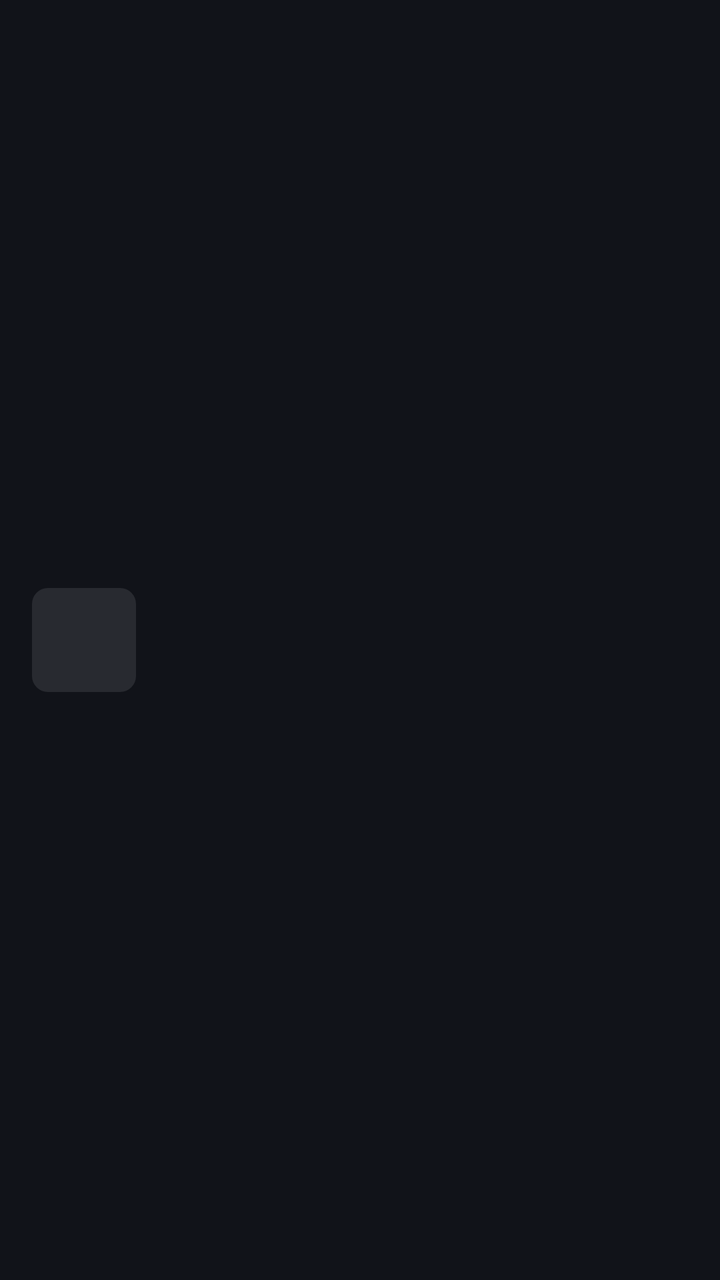
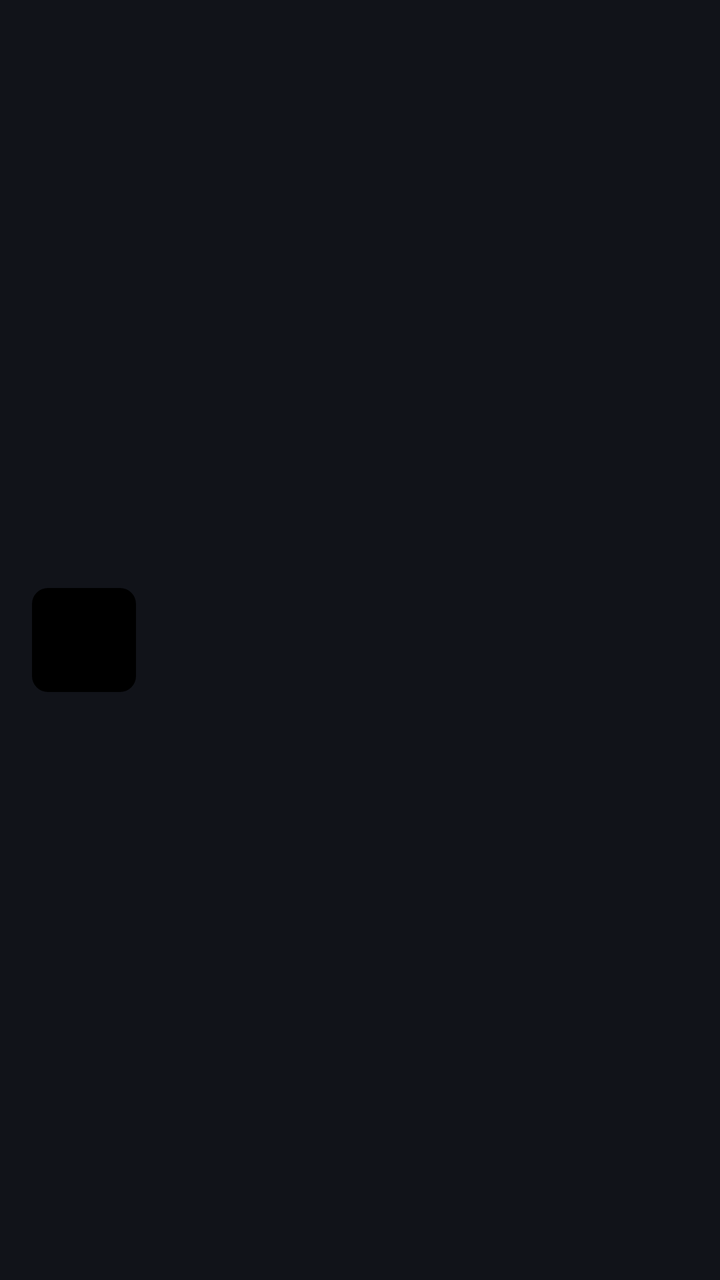

Compare the two renders of this Android layout. The source of the first and the diff that turns it into the second are given below.
<!-- AndroidManifest.xml: application theme Theme.Sleppify -->
<!-- res/layout/item_artist_track.xml -->
<?xml version="1.0" encoding="utf-8"?>
<LinearLayout xmlns:android="http://schemas.android.com/apk/res/android"
    xmlns:app="http://schemas.android.com/apk/res-auto"
    android:layout_width="match_parent"
    android:layout_height="wrap_content"
    android:orientation="horizontal"
    android:gravity="center_vertical"
    android:background="?attr/selectableItemBackground"
    android:paddingHorizontal="16dp"
    android:paddingVertical="8dp">

    <com.google.android.material.imageview.ShapeableImageView
        android:id="@+id/ivArtistTrackArt"
        android:layout_width="52dp"
        android:layout_height="52dp"
        android:scaleType="fitCenter"
        android:background="@color/surface_high"
        app:shapeAppearanceOverlay="@style/ShapeAppearance.Sleppify.MixRound" />

    <LinearLayout
        android:layout_width="0dp"
        android:layout_height="wrap_content"
        android:layout_weight="1"
        android:layout_marginStart="12dp"
        android:orientation="vertical">

        <TextView
            android:id="@+id/tvArtistTrackTitle"
            android:layout_width="match_parent"
            android:layout_height="wrap_content"
            android:ellipsize="end"
            android:fontFamily="@font/inter_variable"
            android:includeFontPadding="false"
            android:maxLines="1"
            android:textColor="@color/text_primary"
            android:textSize="15sp"
            android:textStyle="bold" />

        <TextView
            android:id="@+id/tvArtistTrackSubtitle"
            android:layout_width="match_parent"
            android:layout_height="wrap_content"
            android:layout_marginTop="2dp"
            android:alpha="0.85"
            android:ellipsize="end"
            android:fontFamily="@font/inter_variable"
            android:includeFontPadding="false"
            android:maxLines="1"
            android:textColor="@color/text_secondary"
            android:textSize="13sp" />
    </LinearLayout>

    <ImageView
        android:id="@+id/ivArtistTrackMore"
        android:layout_width="36dp"
        android:layout_height="36dp"
        android:layout_marginStart="6dp"
        android:background="?attr/selectableItemBackgroundBorderless"
        android:contentDescription="@null"
        android:padding="6dp"
        android:src="@drawable/ic_more_vert"
        android:visibility="gone"
        app:tint="@color/text_secondary" />

</LinearLayout>
<!-- resources referenced by this layout -->
<resources>
  <color name="surface_high">#282a30</color>
  <color name="text_primary">#e2e2eb</color>
  <color name="text_secondary">#c3c6d5</color>
  <!-- drawable ic_more_vert (drawable) -->
  <?xml version="1.0" encoding="utf-8"?>
  <vector xmlns:android="http://schemas.android.com/apk/res/android"
      android:width="24dp"
      android:height="24dp"
      android:viewportWidth="24"
      android:viewportHeight="24">
      <path
          android:fillColor="#FFFFFFFF"
          android:pathData="M12,8c1.1,0 2,-0.9 2,-2s-0.9,-2 -2,-2 -2,0.9 -2,2 0.9,2 2,2zM12,10c-1.1,0 -2,0.9 -2,2s0.9,2 2,2 2,-0.9 2,-2 -0.9,-2 -2,-2zM12,16c-1.1,0 -2,0.9 -2,2s0.9,2 2,2 2,-0.9 2,-2 -0.9,-2 -2,-2z" />
  </vector>
  <style name="ShapeAppearance.Sleppify.MixRound" parent="ShapeAppearance.Material3.MediumComponent">
          <item name="cornerSize">8dp</item>
      </style>
  <style name="Theme.Sleppify" parent="Base.Theme.Sleppify" />
  <style name="Base.Theme.Sleppify" parent="Theme.Material3.Dark.NoActionBar">
          
          <item name="colorPrimary">@color/stitch_blue</item>
          <item name="colorSecondary">@color/stitch_blue_light</item>
          <item name="android:windowBackground">@color/surface_dark</item>
          <item name="android:navigationBarColor">@color/surface_dark</item>
          <item name="android:statusBarColor">@color/surface_dark</item>
          <item name="android:textColorPrimary">@color/text_primary</item>
          <item name="android:textColorSecondary">@color/text_secondary</item>
      </style>
  <color name="stitch_blue">#AEC7FD</color>
  <color name="stitch_blue_light">#AEC7FD</color>
  <color name="surface_dark">#111319</color>
</resources>

<!-- the commit's change to res/layout/item_artist_track.xml (unified diff, before → after) -->
@@ -14,7 +14,7 @@
         android:layout_width="52dp"
         android:layout_height="52dp"
         android:scaleType="fitCenter"
-        android:background="@color/surface_high"
+        android:background="@color/artwork_background"
         app:shapeAppearanceOverlay="@style/ShapeAppearance.Sleppify.MixRound" />
 
     <LinearLayout
<!-- resource entries referenced after the edit -->
@@ -1,6 +1,6 @@
 <!-- resources referenced by this layout -->
 <resources>
-  <color name="surface_high">#282a30</color>
+  <color name="artwork_background">#FF000000</color>
   <color name="text_primary">#e2e2eb</color>
   <color name="text_secondary">#c3c6d5</color>
   <!-- drawable ic_more_vert (drawable) -->
